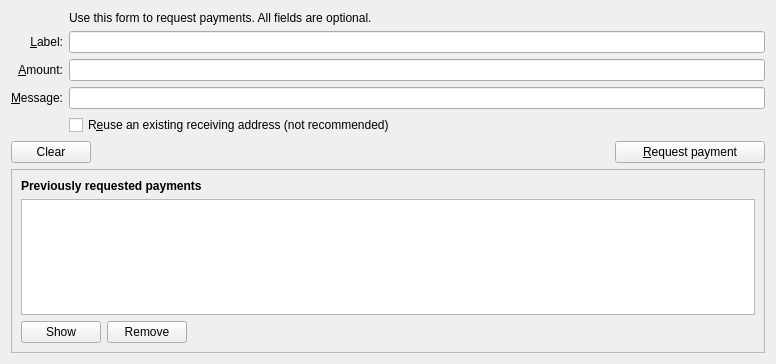
raffermeko/bitcoin, file src/qt/forms/receivecoinsdialog.ui: the form before one commit.
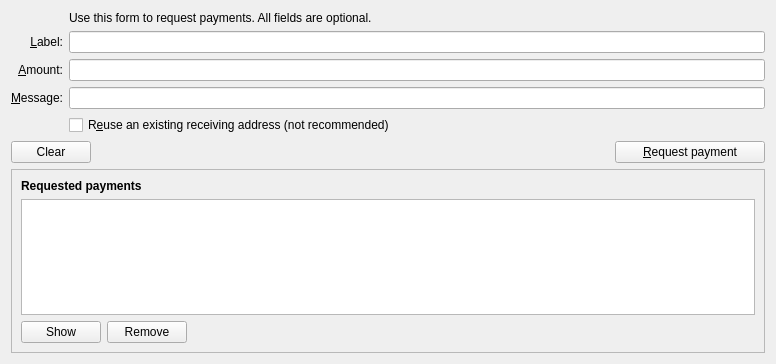
The form after the commit. Icons and pictures are not drawn. Custom widgets are drawn as their Qt base class.

Patch:
```diff
--- a/src/qt/forms/receivecoinsdialog.ui
+++ b/src/qt/forms/receivecoinsdialog.ui
@@ -202,7 +202,7 @@
          </font>
         </property>
         <property name="text">
-         <string>Previously requested payments</string>
+         <string>Requested payments</string>
         </property>
        </widget>
       </item>
```
